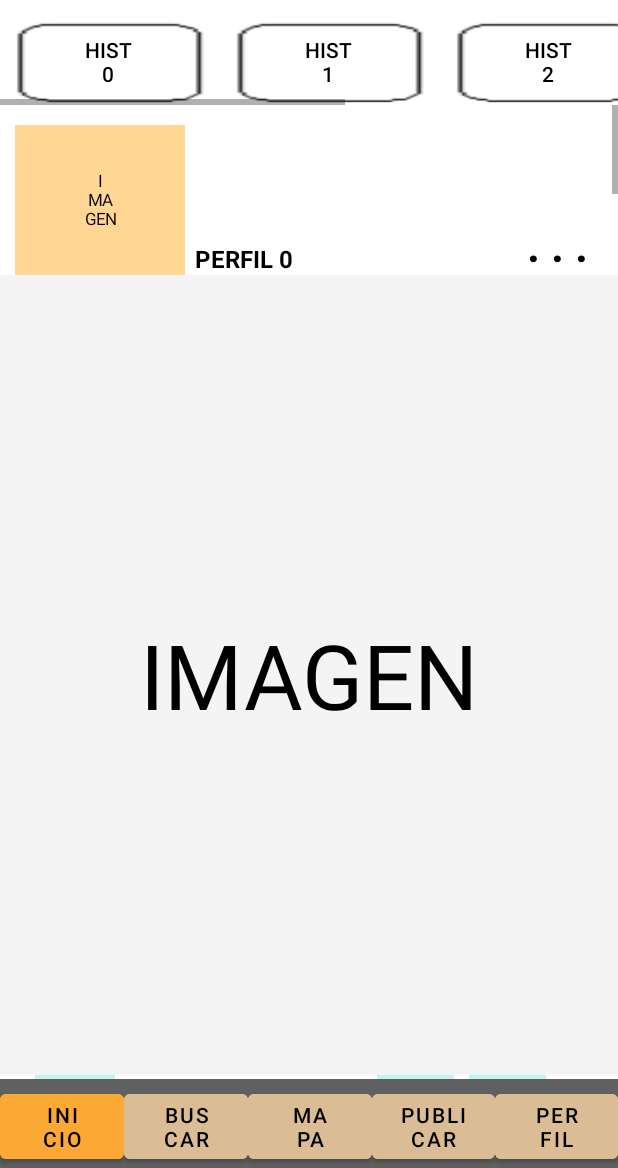
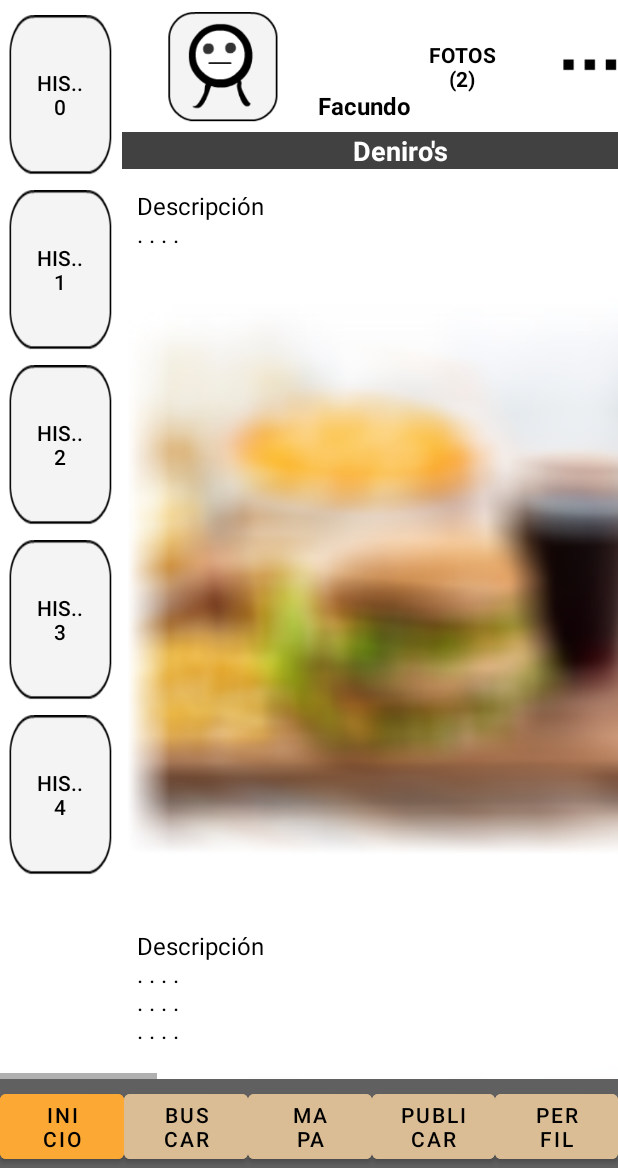
Before and after one commit to AgusDunovits/Sitio, an Android app: the Fragmento_casa screen opened directly, with no data from a screen before it, on a phone screen of 412 x 824 dp, the part 68-1236 px from its top. Run offline under Robolectric (Android 15) with nearby library versions, the phone set to English and light mode, and no system bars.

Commit message:
Cambio orientacion pantalla inicio

```diff
--- a/app/src/main/java/com/example/sitio/Fragmento_casa.java
+++ b/app/src/main/java/com/example/sitio/Fragmento_casa.java
@@ -1,5 +1,6 @@
 package com.example.sitio;
 
+import android.content.res.Resources;
 import android.graphics.Color;
 import android.graphics.Typeface;
 import android.graphics.drawable.Drawable;
@@ -8,6 +9,7 @@ import android.os.Bundle;
 import androidx.fragment.app.Fragment;
 
 import android.text.Layout;
+import android.util.Log;
 import android.view.Gravity;
 import android.view.LayoutInflater;
 import android.view.View;
@@ -15,8 +17,10 @@ import android.view.ViewGroup;
 import android.widget.Button;
 import android.widget.HorizontalScrollView;
 import android.widget.ImageButton;
+import android.widget.ImageView;
 import android.widget.LinearLayout;
 import android.widget.GridLayout.LayoutParams;
+import android.widget.ScrollView;
 import android.widget.TextView;
 
 import org.w3c.dom.Text;
@@ -77,96 +81,151 @@ public class Fragmento_casa extends Fragment {
         // Inflate the layout for this fragment
         View vista_inicio = inflater.inflate(R.layout.fragment_fragmento_casa, container, false);
 
-        ///HISTORIA
-            int cantidad_historias = 5;
-            LayoutParams params1;
-            LinearLayout LL_layoutHistorias = vista_inicio.findViewById(R.id.LayoutHistorias);
-            HorizontalScrollView HSV_Historias = vista_inicio.findViewById(R.id.HSV_historias);
-            if (cantidad_historias == 0) {
-                HSV_Historias.setVisibility(vista_inicio.GONE);
-            } else {
-                for (int n = 0; n < cantidad_historias; n++) {
-                    String descripcion = "Hist\n" + String.valueOf(n);
-                    Button boton = new Button(vista_inicio.getContext());
-                    boton.setText(descripcion);
-                    boton.setTextAlignment(View.TEXT_ALIGNMENT_CENTER);
-                    boton.setBackgroundColor(Color.parseColor("#FFFFFF"));
-                    boton.setTextColor(Color.parseColor("#000000"));
-                    LinearLayout.LayoutParams lp_boton = new LinearLayout.LayoutParams(
-                            200,
-                            LayoutParams.MATCH_PARENT
-                    );
-                    boton.setBackgroundResource(R.drawable.btn_round);
-                    lp_boton.setMargins(0, 18, 20, 0);
-                    //boton.setLayoutParams(margin);
-                    boton.setLayoutParams(lp_boton);
-                    LL_layoutHistorias.addView(boton);
-                }
-            };
-        ///
+        ///HISTORIAS
+        int int_historias = (int)Math.floor(Math.random()*(10)+0);
+        LinearLayout LL_historias = vista_inicio.findViewById(R.id.LL_historias);
+        LinearLayout.LayoutParams LLLP_botonHistorias = new LinearLayout.LayoutParams(
+                LayoutParams.MATCH_PARENT,
+                160
+        );
+        LLLP_botonHistorias.setMargins(0,0,0,15);
+
+        if( int_historias==0 ){
+            ScrollView SV_historias = vista_inicio.findViewById(R.id.SV_historias);
+            SV_historias.setVisibility(vista_inicio.GONE);
+        } else {
+            for (int n = 0; n < int_historias; n++) {
+                String String_tituloBoton = "His..\n" + String.valueOf(n);
+                Button Button_historiaN = new Button(LL_historias.getContext());
+                Button_historiaN.setText(String_tituloBoton);
+                Button_historiaN.setTextAlignment(View.TEXT_ALIGNMENT_CENTER);
+                Button_historiaN.setBackgroundColor(Color.TRANSPARENT);
+                Button_historiaN.setTextColor(Color.parseColor("#000000"));
+                Button_historiaN.setLayoutParams(LLLP_botonHistorias);
+                Button_historiaN.setBackgroundResource(R.drawable.historia);
+                LL_historias.addView(Button_historiaN);
+            }
+        }
         /// PUBLICACIONES
-            int cantidad_publicaciones = (int)Math.floor(Math.random()*(10-1+1)+1);
-            LinearLayout LL_layoutPublicacion = vista_inicio.findViewById(R.id.layout_publicacion);
-            for (int n = 0; n < cantidad_publicaciones; n++) {
-                int cantidad_fotos = (int)Math.floor(Math.random()*(6-1+1)+1);
-                ///LAYOUT x PUBLICACION
-                LinearLayout LL_publicacion = new LinearLayout(LL_layoutPublicacion.getContext());
-                LL_publicacion.setOrientation(LinearLayout.VERTICAL);
-                LinearLayout.LayoutParams lp_publicacion = new LinearLayout.LayoutParams(
-                        LayoutParams.MATCH_PARENT,
-                        LayoutParams.WRAP_CONTENT
-                );
-                lp_publicacion.setMargins(0,20,0,0);
-                LL_publicacion.setLayoutParams(lp_publicacion);
-                    /// BARRA TITULO
-                    LinearLayout LL_barraTitulo = new LinearLayout(LL_publicacion.getContext());
-                    LL_barraTitulo.setOrientation(LinearLayout.HORIZONTAL);
-                    LL_barraTitulo.setPadding(15,0,0,0);
-                    LinearLayout.LayoutParams lp_barraTitulo = new LinearLayout.LayoutParams(
-                            LayoutParams.MATCH_PARENT,
-                            150
-                    );
-                    LL_barraTitulo.setLayoutParams(lp_barraTitulo);
-                    LL_barraTitulo.setBackgroundColor(Color.TRANSPARENT);
-                        /// IMAGEN PERFIL
-                        TextView imagen_perfil = new TextView(LL_publicacion.getContext());
-                        imagen_perfil.setText("I\nMA\nGEN");
-                        imagen_perfil.setGravity(Gravity.CENTER);
-                        imagen_perfil.setBackgroundColor(Color.parseColor("#FFD692"));
-                        imagen_perfil.setLayoutParams(new LinearLayout.LayoutParams(170,LayoutParams.MATCH_PARENT));
-                        imagen_perfil.setTextSize(11);
-                        imagen_perfil.setTextColor(Color.BLACK);
-                        LL_barraTitulo.addView(imagen_perfil);
-                        /// NOMBRE PERFIL
-                        String string_titulo = "PERFIL " + String.valueOf(n);
-                        TextView texto_titulo = new TextView(LL_publicacion.getContext());
-                        texto_titulo.setBackgroundColor(Color.TRANSPARENT);
-                        texto_titulo.setText(string_titulo);
-                        texto_titulo.setTextSize(16);
-                        texto_titulo.setTextColor(Color.BLACK);
-                        texto_titulo.setTypeface(null, Typeface.BOLD);
-                        texto_titulo.setGravity(Gravity.BOTTOM);
-                        LinearLayout.LayoutParams lp_titulo = new LinearLayout.LayoutParams(
-                                LayoutParams.WRAP_CONTENT,LayoutParams.MATCH_PARENT, (float) 10.0
-                        );
-                        lp_titulo.setMargins(10,0,0,0);
-                        texto_titulo.setLayoutParams(lp_titulo);
-                        LL_barraTitulo.addView(texto_titulo);
-                        /// MAS OPCIONES PERFIL
-                        TextView masOpciones = new TextView(LL_publicacion.getContext());
-                        masOpciones.setBackgroundColor(Color.TRANSPARENT);
-                        masOpciones.setText(". . .");
-                        masOpciones.setTextSize(30);
-                        masOpciones.setTextColor(Color.BLACK);
-                        masOpciones.setTypeface(null, Typeface.BOLD);
-                        masOpciones.setGravity(Gravity.CENTER|Gravity.BOTTOM);
-                        LinearLayout.LayoutParams lp_masopciones = new LinearLayout.LayoutParams(
-                                LayoutParams.WRAP_CONTENT,LayoutParams.MATCH_PARENT, (float) 3.0
-                        );
-                        masOpciones.setLayoutParams(lp_masopciones);
-                        LL_barraTitulo.addView(masOpciones);
-                    LL_publicacion.addView(LL_barraTitulo);
-                    /// FIN BARRA TITULO
+        int int_publicaciones = (int)Math.floor(Math.random()*(5)+1);
+        String[] String_Lugares = {"Dean & Dennys","McDonald's","Burguer King","Mostaza","Deniro's"};
+        String[] String_Personas = {"Darío","Camila","Facundo","Ignacio","Agus"};
+        int int_screenWidth = (90*(Resources.getSystem().getDisplayMetrics().widthPixels))/100;
+
+        LinearLayout LL_separador = vista_inicio.findViewById(R.id.LL_separador);
+        LinearLayout.LayoutParams LLLP_publicacion = new LinearLayout.LayoutParams(
+                int_screenWidth, LayoutParams.MATCH_PARENT);
+        LLLP_publicacion.setMargins(2,2,20,0);
+        LinearLayout.LayoutParams LLLP_publicacionScroll = new LinearLayout.LayoutParams(
+                LayoutParams.MATCH_PARENT, LayoutParams.MATCH_PARENT);
+        LLLP_publicacionScroll.setMargins(0,0,0,0);
+        LinearLayout.LayoutParams LLLP_titulo = new LinearLayout.LayoutParams(
+                LayoutParams.MATCH_PARENT, 120);
+        LLLP_titulo.setMargins(0,0,0,10);
+        LinearLayout.LayoutParams LLLP_tvTitulo = new LinearLayout.LayoutParams(
+                LayoutParams.WRAP_CONTENT,LayoutParams.MATCH_PARENT, (float)8.0);
+        LLLP_tvTitulo.setMargins(10,0,0,0);
+        LinearLayout.LayoutParams LLLP_foto = new LinearLayout.LayoutParams(
+                LayoutParams.MATCH_PARENT, 700);
+        LLLP_foto.setMargins(0, 20, 0, 20);
+
+        for (int x=0 ; x<int_publicaciones ; x++ ) {
+            int int_fotos = (int)Math.floor(Math.random()*(5)+1);
+            int int_lugar = (int)Math.floor(Math.random()*(5)+0);
+            int int_persona = (int)Math.floor(Math.random()*(5)+0);
+            LinearLayout LL_publicacion = new LinearLayout(LL_separador.getContext());
+            LL_publicacion.setOrientation(LinearLayout.VERTICAL);
+            LL_publicacion.setLayoutParams(LLLP_publicacion);
+            LL_publicacion.setBackgroundColor(Color.TRANSPARENT);
+
+            /// BARRA TITUTLO
+            LinearLayout LL_titulo = new LinearLayout(LL_publicacion.getContext());
+            LL_titulo.setOrientation(LinearLayout.HORIZONTAL);
+            LL_titulo.setLayoutParams(LLLP_titulo);
+            LL_titulo.setPadding(15, 10, 0, 0);
+            LL_titulo.setBackgroundColor(Color.TRANSPARENT);
+                /// IMAGEN PERFIL
+            ImageView IV_perfil = new ImageView(LL_titulo.getContext());
+            IV_perfil.setImageResource(R.drawable.imagenperfil);
+            IV_perfil.setLayoutParams(new LinearLayout.LayoutParams(170,LayoutParams.MATCH_PARENT, (float)1.0));
+            LL_titulo.addView(IV_perfil);
+                /// NOMBRE PERFIL
+            TextView TV_titulo = new TextView(LL_titulo.getContext());
+            TV_titulo.setBackgroundColor(Color.TRANSPARENT);
+            TV_titulo.setText(String_Personas[int_persona]);
+            TV_titulo.setTextSize(16);
+            TV_titulo.setTextColor(Color.BLACK);
+            TV_titulo.setTypeface(null, Typeface.BOLD);
+            TV_titulo.setGravity(Gravity.BOTTOM);
+            TV_titulo.setLayoutParams(LLLP_tvTitulo);
+            LL_titulo.addView(TV_titulo);
+                /// CANTIDAD FOTOS
+            String String_CantidadFotos = "FOTOS\n(" + String.valueOf(int_fotos) + ")";
+            TextView TV_cantidadFotos = new TextView(LL_titulo.getContext());
+            TV_cantidadFotos.setBackgroundColor(Color.TRANSPARENT);
+            TV_cantidadFotos.setText(String_CantidadFotos);
+            TV_cantidadFotos.setTextSize(14);
+            TV_cantidadFotos.setTextColor(Color.BLACK);
+            TV_cantidadFotos.setTypeface(null, Typeface.BOLD);
+            TV_cantidadFotos.setGravity(Gravity.CENTER_HORIZONTAL|Gravity.CENTER);
+            TV_cantidadFotos.setLayoutParams(new LinearLayout.LayoutParams(LayoutParams.WRAP_CONTENT,LayoutParams.MATCH_PARENT,(float)8.0));
+            LL_titulo.addView(TV_cantidadFotos);
+                /// MAS OPCIONES
+            ImageView IV_masOpciones = new ImageView(LL_titulo.getContext());
+            IV_masOpciones.setImageResource(R.drawable.masopciones);
+            IV_masOpciones.setLayoutParams(new LinearLayout.LayoutParams(LayoutParams.WRAP_CONTENT,LayoutParams.MATCH_PARENT, (float)1.0));
+            LL_titulo.addView(IV_masOpciones);
+            LL_publicacion.addView(LL_titulo);
+            /// BARRA NOMBRE LUGAR
+            TextView TV_lugar = new TextView(LL_titulo.getContext());
+            TV_lugar.setBackgroundColor(Color.parseColor("#414141"));
+            TV_lugar.setText(String_Lugares[int_lugar]);
+            TV_lugar.setTextSize(18);
+            TV_lugar.setTextColor(Color.WHITE);
+            TV_lugar.setTypeface(null, Typeface.BOLD);
+            TV_lugar.setGravity(Gravity.CENTER_HORIZONTAL|Gravity.CENTER);
+            TV_lugar.setLayoutParams(new LinearLayout.LayoutParams(LayoutParams.MATCH_PARENT,LayoutParams.WRAP_CONTENT));
+            LL_publicacion.addView(TV_lugar);
+            /// PANTALLA SCROLL DE FOTOS
+            ScrollView SV_publicacion = new ScrollView(LL_publicacion.getContext());
+            SV_publicacion.setLayoutParams(LLLP_publicacionScroll);
+            SV_publicacion.setBackgroundColor(Color.TRANSPARENT);
+            LinearLayout LL_divisionFotos = new LinearLayout(SV_publicacion.getContext());
+            LL_divisionFotos.setOrientation(LinearLayout.VERTICAL);
+            LL_divisionFotos.setBackgroundColor(Color.TRANSPARENT);
+            LL_divisionFotos.setLayoutParams(new LinearLayout.LayoutParams(LayoutParams.MATCH_PARENT, LayoutParams.WRAP_CONTENT));
+            for (int n = 0; n < int_fotos; n++) {
+                int int_descripcion = (int)Math.floor(Math.random()*(4)+0);
+                String String_descripcion = "Descripción";
+                for (int f=0 ; f<int_descripcion ; f++){String_descripcion+="\n. . . .";}
+                LinearLayout LL_foto = new LinearLayout(LL_divisionFotos.getContext());
+                LL_foto.setOrientation(LinearLayout.VERTICAL);
+                LL_foto.setBackgroundColor(Color.TRANSPARENT);
+                LL_foto.setLayoutParams(LLLP_foto);
+                /// DESCRIPCIÓN
+                TextView TV_descripcion = new TextView(LL_titulo.getContext());
+                TV_descripcion.setBackgroundColor(Color.TRANSPARENT);
+                TV_descripcion.setText(String_descripcion);
+                TV_descripcion.setTextSize(16);
+                TV_descripcion.setPadding(15,0,0,10);
+                TV_descripcion.setTextColor(Color.BLACK);
+                TV_descripcion.setLayoutParams(new LinearLayout.LayoutParams(LayoutParams.MATCH_PARENT,LayoutParams.WRAP_CONTENT));
+                LL_foto.addView(TV_descripcion);
+                /// FOTO
+                ImageView IV_foto = new ImageView(LL_titulo.getContext());
+                IV_foto.setImageResource(R.drawable.foto);
+                IV_foto.setLayoutParams(new LinearLayout.LayoutParams(LayoutParams.MATCH_PARENT,LayoutParams.MATCH_PARENT, (float)1.0));
+                LL_foto.addView(IV_foto);
+
+                LL_divisionFotos.addView(LL_foto);
+            }
+            SV_publicacion.addView(LL_divisionFotos);
+            LL_publicacion.addView(SV_publicacion);
+
+            LL_separador.addView(LL_publicacion);
+        }
+
+        /*
                     /// IMAGEN PUBLICADA
                     TextView textView_imagen = new TextView(LL_publicacion.getContext());
                     textView_imagen.setText("IMAGEN");
@@ -238,7 +297,7 @@ public class Fragmento_casa extends Fragment {
                         LL_piePublicacion.addView(TV_fake2);
                     LL_publicacion.addView(LL_piePublicacion);
                 LL_layoutPublicacion.addView(LL_publicacion);
-            };
+            };*/
         return vista_inicio;
     }
 }
--- a/app/src/main/res/layout/fragment_fragmento_casa.xml
+++ b/app/src/main/res/layout/fragment_fragmento_casa.xml
@@ -9,6 +9,8 @@
     <LinearLayout
         android:layout_width="match_parent"
         android:layout_height="match_parent"
+        android:layout_weight="1"
+        android:background="#FFFFFF"
         android:orientation="vertical">
 
         <LinearLayout
@@ -58,32 +60,33 @@
         </LinearLayout>
 
         <HorizontalScrollView
-            android:id="@+id/HSV_historias"
-            android:layout_width="match_parent"
-            android:layout_height="70dp"
-            android:background="#FFFFFF">
-
-            <LinearLayout
-                android:id="@+id/LayoutHistorias"
-                android:layout_width="wrap_content"
-                android:layout_height="match_parent"
-                android:baselineAligned="false"
-                android:orientation="horizontal"
-                android:paddingLeft="5dp"
-                android:scrollbarAlwaysDrawHorizontalTrack="false"></LinearLayout>
-        </HorizontalScrollView>
-
-        <ScrollView
-            android:layout_width="match_parent"
+            android:id="@+id/HSV_pantalla"
+            android:layout_width="wrap_content"
             android:layout_height="match_parent">
 
             <LinearLayout
-                android:id="@+id/layout_publicacion"
-                android:layout_width="match_parent"
-                android:layout_height="wrap_content"
-                android:baselineAligned="false"
-                android:orientation="vertical" />
-        </ScrollView>
+                android:id="@+id/LL_separador"
+                android:layout_width="wrap_content"
+                android:layout_height="match_parent"
+                android:orientation="horizontal">
+
+                <ScrollView
+                    android:id="@+id/SV_historias"
+                    android:layout_width="80dp"
+                    android:layout_height="match_parent"
+                    android:background="#FFFFFF">
+
+                    <LinearLayout
+                        android:id="@+id/LL_historias"
+                        android:layout_width="match_parent"
+                        android:layout_height="wrap_content"
+                        android:orientation="vertical"
+                        android:paddingTop="10dp"></LinearLayout>
+                </ScrollView>
+
+            </LinearLayout>
+        </HorizontalScrollView>
+
     </LinearLayout>
 
 </FrameLayout>
```
Also changed, not shown: app/src/main/res/drawable-mdpi/foto.png (added), app/src/main/res/drawable-mdpi/historia.png (added), app/src/main/res/drawable-mdpi/imagenperfil.png (added), app/src/main/res/drawable-mdpi/masopciones.png (added).
